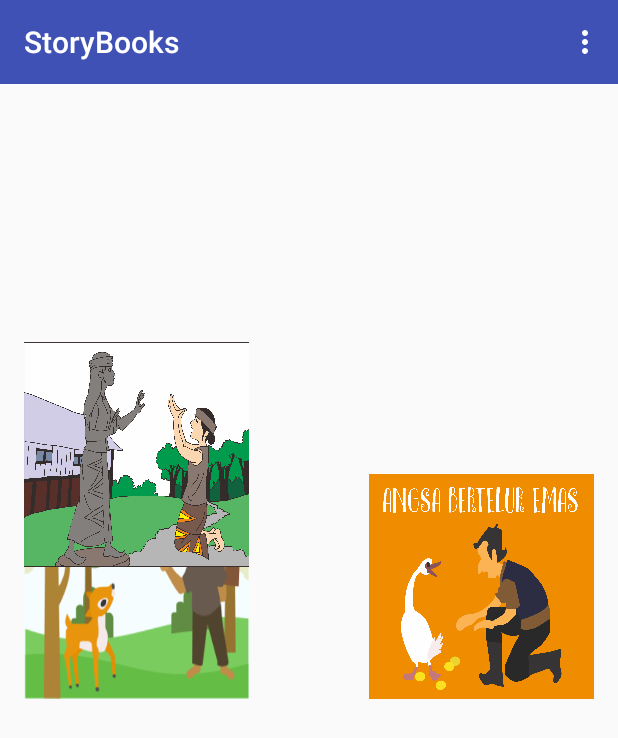
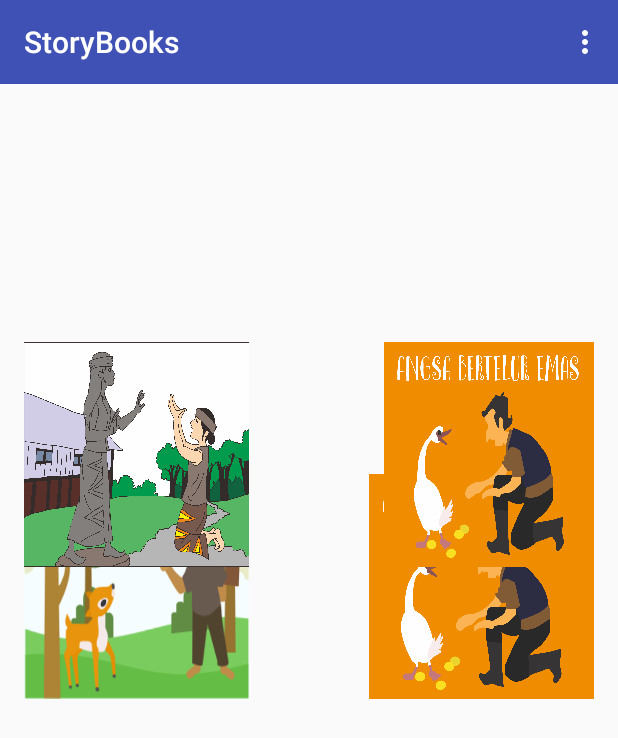
Before and after one commit to nesyar/Kelompok7_Fix, an Android app: the screen it shows after launch (MainActivity), on a phone screen of 412 x 824 dp. Shown: the top 738 px of the screen. Run offline under Robolectric (Android 15) with nearby library versions, the phone set to English and light mode, and no system bars.

Commit message:
cerita 4

```diff
--- a/app/src/main/java/id/sch/smktelkom_mlg/project/xiirpl57172737/story/MainActivity.java
+++ b/app/src/main/java/id/sch/smktelkom_mlg/project/xiirpl57172737/story/MainActivity.java
@@ -12,6 +12,7 @@ public class MainActivity extends AppCompatActivity {
     public ToggleButton toggleButton1;
     public ToggleButton toggleButton2;
     public ToggleButton toggleButton3;
+    public ToggleButton toggleButton4;
 
     //axel
     @Override
@@ -53,6 +54,16 @@ public class MainActivity extends AppCompatActivity {
         });
     }
 
+    public void new5() {
+        toggleButton4 = (ToggleButton) findViewById(R.id.toogleButton1);
+        toggleButton4.setOnClickListener(new View.OnClickListener() {
+            @Override
+            public void onClick(View view) {
+                Intent y = new Intent(MainActivity.this, Isi4Activity.class);
+                startActivity(y);
+            }
+        });
+    }
     @Override
     protected void onCreate(Bundle savedInstanceState) {
         super.onCreate(savedInstanceState);
@@ -61,6 +72,7 @@ public class MainActivity extends AppCompatActivity {
         new3();
         new1();
         new4();
+        new5();
 
     }
 }
--- a/app/src/main/res/layout/activity_main.xml
+++ b/app/src/main/res/layout/activity_main.xml
@@ -50,4 +50,18 @@
         android:src="@drawable/logo"
         android:textOff=""
         android:textOn="" />
+
+    <ToggleButton
+        android:id="@+id/toogleButton4"
+        android:layout_width="150dp"
+        android:layout_height="150dp"
+        android:layout_alignLeft="@+id/toogleButton2"
+        android:layout_alignStart="@+id/toogleButton2"
+        android:layout_alignTop="@+id/toogleButton3"
+        android:layout_marginLeft="10dp"
+        android:layout_marginStart="10dp"
+        android:background="@drawable/text_2"
+        android:src="@drawable/logo"
+        android:textOff=""
+        android:textOn="" />
 </RelativeLayout>
```
Also changed, not shown: app/src/main/java/id/sch/smktelkom_mlg/project/xiirpl57172737/story/Isi4Activity.java (+19 -11 lines).
